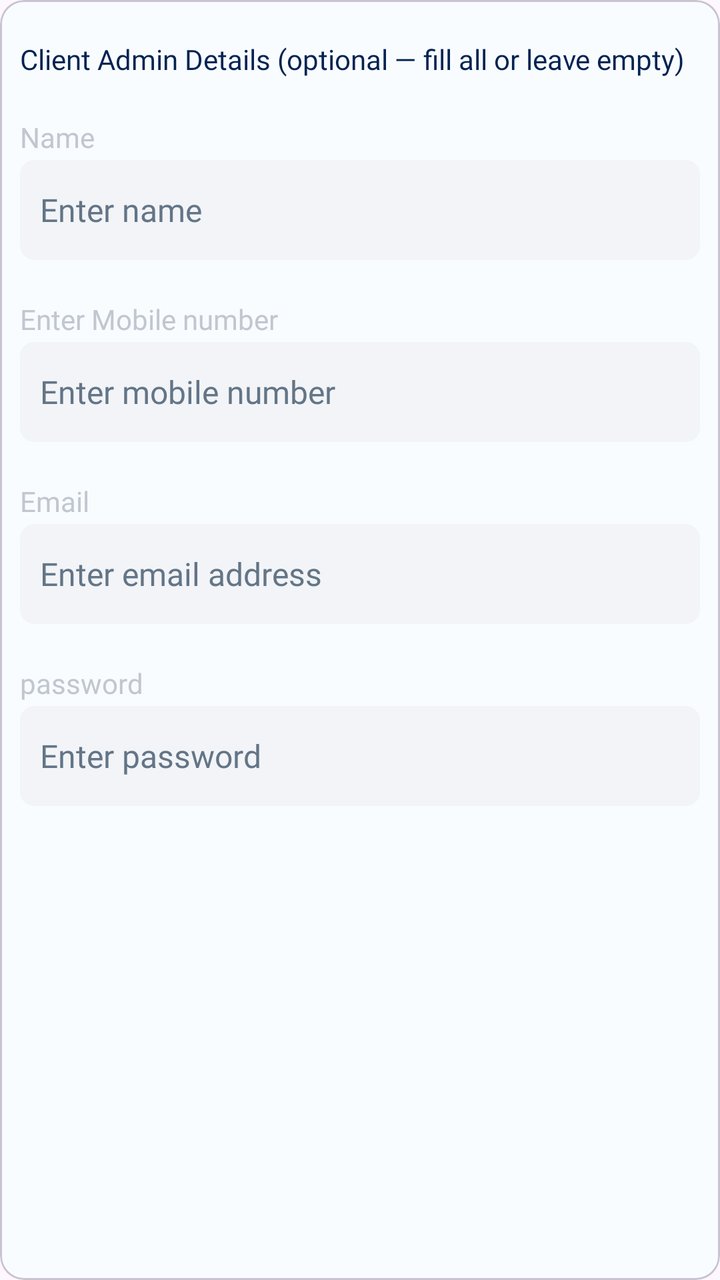
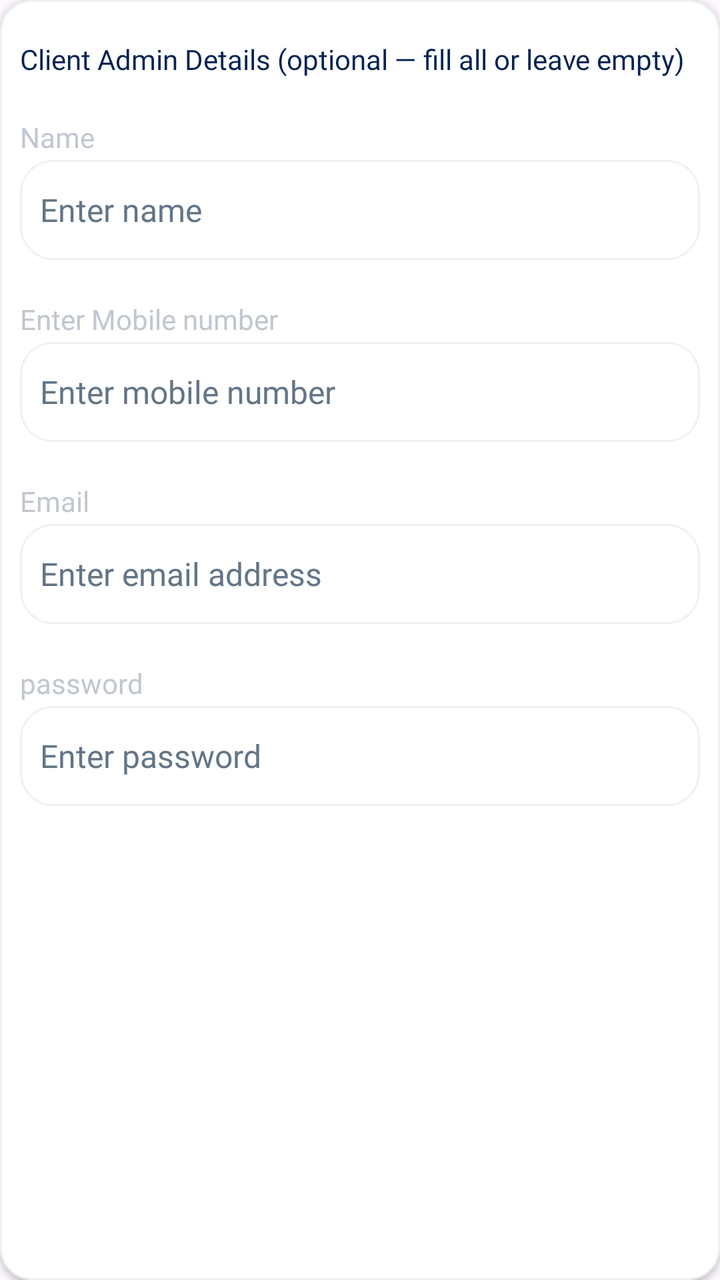

An Android layout rendered at two revisions. The XML below is the earlier revision; the diff shows what the commit changed to produce the second picture.
<!-- AndroidManifest.xml: application theme Theme.Evergreen -->
<!-- res/layout/poc.xml -->
<?xml version="1.0" encoding="utf-8"?>
<com.google.android.material.card.MaterialCardView xmlns:android="http://schemas.android.com/apk/res/android"
    android:layout_width="match_parent"
    app:cardBackgroundColor="#F9FCFF"
    android:layout_marginTop="@dimen/_20sdp"
    android:layout_height="wrap_content"
    android:paddingVertical="@dimen/_5sdp"
    xmlns:app="http://schemas.android.com/apk/res-auto">
    <LinearLayout
       android:layout_marginHorizontal="@dimen/_10sdp"
        android:orientation="vertical"
        android:layout_width="match_parent"
        android:layout_height="match_parent">
        <TextView
            android:textColor="@color/black_blue"
            android:fontFamily="@font/roboto_medium"
            android:textSize="@dimen/_14ssp"
            android:layout_marginTop="@dimen/_20sdp"
            app:layout_constraintStart_toStartOf="parent"
            android:text="Client Admin Details (optional — fill all or leave empty)"
            android:layout_width="wrap_content"
            android:layout_height="wrap_content"/>
        <TextView
            android:textColor="@color/gray1"
            android:fontFamily="@font/roboto_regular"
            android:textSize="@dimen/_14ssp"
            android:layout_marginTop="@dimen/_20sdp"
            app:layout_constraintStart_toStartOf="parent"
            android:text="@string/name"
            android:layout_width="wrap_content"
            android:layout_height="wrap_content"/>
        <EditText
            android:id="@+id/poc_name"
            android:fontFamily="@font/roboto_medium"
            android:textSize="@dimen/_16sdp"
            android:textColorHint="@color/gray2"
            android:textColor="@color/black_blue"
            android:layout_marginTop="@dimen/_2sdp"
            android:paddingHorizontal="@dimen/_10sdp"
            android:hint="@string/enter_name"
            android:background="@drawable/edit_text_background"
            app:layout_constraintTop_toBottomOf="@+id/text_email"
            android:layout_width="match_parent"
            android:layout_height="@dimen/_50sdp"
            android:inputType="textEmailAddress"
            app:layout_constraintEnd_toEndOf="parent"
            app:layout_constraintStart_toStartOf="parent" />

        <TextView
            android:textColor="@color/gray1"
            android:fontFamily="@font/roboto_regular"
            android:textSize="@dimen/_14ssp"
            android:layout_marginTop="@dimen/_20sdp"
            app:layout_constraintStart_toStartOf="parent"
            android:text="@string/mobile_number"
            android:layout_width="wrap_content"
            android:layout_height="wrap_content"/>
        <EditText
            android:id="@+id/poc_number"
            android:fontFamily="@font/roboto_medium"
            android:textSize="@dimen/_16sdp"
            android:textColorHint="@color/gray2"
            android:textColor="@color/black_blue"
            android:layout_marginTop="@dimen/_2sdp"
            android:paddingHorizontal="@dimen/_10sdp"
            android:hint="@string/enter_mobile_number"
            android:background="@drawable/edit_text_background"
            app:layout_constraintTop_toBottomOf="@+id/text_email"
            android:layout_width="match_parent"
            android:layout_height="@dimen/_50sdp"
            android:inputType="phone"
            app:layout_constraintEnd_toEndOf="parent"
            app:layout_constraintStart_toStartOf="parent" />
        <TextView
            android:textColor="@color/gray1"
            android:fontFamily="@font/roboto_regular"
            android:textSize="@dimen/_14ssp"
            android:layout_marginTop="@dimen/_20sdp"
            app:layout_constraintStart_toStartOf="parent"
            android:text="@string/email"
            android:layout_width="wrap_content"
            android:layout_height="wrap_content"/>
        <EditText
            android:id="@+id/poc_mail"
            android:fontFamily="@font/roboto_medium"
            android:textSize="@dimen/_16sdp"
            android:textColorHint="@color/gray2"
            android:textColor="@color/black_blue"
            android:layout_marginTop="@dimen/_2sdp"
            android:paddingHorizontal="@dimen/_10sdp"
            android:hint="@string/enter_email_address"
            android:background="@drawable/edit_text_background"
            app:layout_constraintTop_toBottomOf="@+id/text_email"
            android:layout_width="match_parent"
            android:layout_height="@dimen/_50sdp"
            android:inputType="textEmailAddress"
            app:layout_constraintEnd_toEndOf="parent"
            app:layout_constraintStart_toStartOf="parent" />

        <TextView
            android:textColor="@color/gray1"
            android:fontFamily="@font/roboto_regular"
            android:textSize="@dimen/_14ssp"
            android:layout_marginTop="@dimen/_20sdp"
            app:layout_constraintStart_toStartOf="parent"
            android:text="@string/password"
            android:layout_width="wrap_content"
            android:layout_height="wrap_content"/>
        <EditText
            android:id="@+id/site_pswd"
            android:fontFamily="@font/roboto_medium"
            android:textSize="@dimen/_16ssp"
            android:textColorHint="@color/gray2"
            android:textColor="@color/black_blue"
            android:layout_marginTop="@dimen/_2sdp"
            android:paddingHorizontal="@dimen/_10sdp"
            android:hint="@string/enter_password"
            android:background="@drawable/edit_text_background"
            app:layout_constraintTop_toBottomOf="@+id/text_email"
            android:layout_width="match_parent"
            android:layout_height="@dimen/_50sdp"
            android:inputType="textPassword"
            app:layout_constraintEnd_toEndOf="parent"
            app:layout_constraintStart_toStartOf="parent" />
        <Space
            android:layout_width="match_parent"
            android:layout_height="@dimen/_20sdp"/>
    </LinearLayout>

</com.google.android.material.card.MaterialCardView>
<!-- resources referenced by this layout -->
<resources>
  <color name="black_blue">#022352</color>
  <color name="gray1">#C1C7D0</color>
  <color name="gray2">#637587</color>
  <dimen name="_10sdp">10.00dp</dimen>
  <dimen name="_14ssp">14.00sp</dimen>
  <dimen name="_16sdp">16.00dp</dimen>
  <dimen name="_16ssp">16.00sp</dimen>
  <dimen name="_20sdp">20.00dp</dimen>
  <dimen name="_2sdp">2.00dp</dimen>
  <dimen name="_50sdp">50.00dp</dimen>
  <dimen name="_5sdp">5.00dp</dimen>
  <!-- drawable edit_text_background (drawable) -->
  <?xml version="1.0" encoding="utf-8"?>
  <shape xmlns:android="http://schemas.android.com/apk/res/android"
      android:shape="rectangle">
  
      <solid android:color="#F2F4F7"/>
      <corners android:radius="@dimen/_6sdp"/>
      <stroke android:color="#F2F4F7"
          android:width="@dimen/_2sdp"/>
  
  </shape>
  <string name="email">Email</string>
  <string name="enter_email_address">Enter email address</string>
  <string name="enter_mobile_number">Enter mobile number</string>
  <string name="enter_name">Enter name</string>
  <string name="enter_password">Enter password</string>
  <string name="mobile_number">Enter Mobile number</string>
  <string name="name">Name</string>
  <string name="password">password</string>
  <style name="Theme.Evergreen" parent="Base.Theme.Evergreen" />
  <dimen name="_6sdp">6.00dp</dimen>
  <style name="Base.Theme.Evergreen" parent="Theme.Material3.Light.NoActionBar">
  
  
  
  
  
  
  
          <item name="android:statusBarColor">@color/black_blue</item>
  
  
      </style>
</resources>

<!-- the commit's change to res/layout/poc.xml (unified diff, before → after) -->
@@ -1,7 +1,11 @@
 <?xml version="1.0" encoding="utf-8"?>
 <com.google.android.material.card.MaterialCardView xmlns:android="http://schemas.android.com/apk/res/android"
     android:layout_width="match_parent"
-    app:cardBackgroundColor="#F9FCFF"
+    app:cardBackgroundColor="@color/white"
+    app:cardElevation="2dp"
+    app:cardCornerRadius="16dp"
+    app:strokeColor="@color/home_card_stroke"
+    app:strokeWidth="1dp"
     android:layout_marginTop="@dimen/_20sdp"
     android:layout_height="wrap_content"
     android:paddingVertical="@dimen/_5sdp"
<!-- resource entries referenced after the edit -->
@@ -3,6 +3,8 @@
   <color name="black_blue">#022352</color>
   <color name="gray1">#C1C7D0</color>
   <color name="gray2">#637587</color>
+  <color name="home_card_stroke">#EEF1F4</color>
+  <color name="white">#FFFFFFFF</color>
   <dimen name="_10sdp">10.00dp</dimen>
   <dimen name="_14ssp">14.00sp</dimen>
   <dimen name="_16sdp">16.00dp</dimen>
@@ -16,10 +18,10 @@
   <shape xmlns:android="http://schemas.android.com/apk/res/android"
       android:shape="rectangle">
   
-      <solid android:color="#F2F4F7"/>
-      <corners android:radius="@dimen/_6sdp"/>
-      <stroke android:color="#F2F4F7"
-          android:width="@dimen/_2sdp"/>
+      <solid android:color="@color/white"/>
+      <corners android:radius="16dp"/>
+      <stroke android:color="@color/home_card_stroke"
+          android:width="1dp"/>
   
   </shape>
   <string name="email">Email</string>
@@ -31,7 +33,6 @@
   <string name="name">Name</string>
   <string name="password">password</string>
   <style name="Theme.Evergreen" parent="Base.Theme.Evergreen" />
-  <dimen name="_6sdp">6.00dp</dimen>
   <style name="Base.Theme.Evergreen" parent="Theme.Material3.Light.NoActionBar">
   
   
